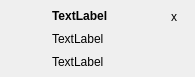
Qt form src/notification.ui (lxqt/lxqt-notificationd) before a commit.
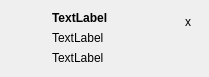
The same form after that commit.

Commit message: fixed #611 Notifications HTML rendering and buttons versus combo-box

```diff
--- a/src/notification.ui
+++ b/src/notification.ui
@@ -6,32 +6,17 @@
    <rect>
     <x>0</x>
     <y>0</y>
-    <width>195</width>
+    <width>209</width>
     <height>77</height>
    </rect>
   </property>
-  <property name="sizePolicy">
-   <sizepolicy hsizetype="Fixed" vsizetype="Expanding">
-    <horstretch>0</horstretch>
-    <verstretch>0</verstretch>
-   </sizepolicy>
-  </property>
   <layout class="QGridLayout" name="gridLayout">
-   <property name="leftMargin">
-    <number>11</number>
-   </property>
-   <property name="topMargin">
-    <number>6</number>
-   </property>
-   <property name="rightMargin">
-    <number>11</number>
-   </property>
-   <property name="bottomMargin">
-    <number>6</number>
-   </property>
    <property name="horizontalSpacing">
     <number>9</number>
    </property>
+   <property name="margin">
+    <number>11</number>
+   </property>
    <item row="0" column="0">
     <layout class="QVBoxLayout" name="verticalLayout">
      <property name="topMargin">
@@ -83,16 +68,10 @@
    <item row="0" column="1">
     <layout class="QVBoxLayout" name="actionsLayout">
      <property name="spacing">
-      <number>4</number>
+      <number>6</number>
      </property>
      <item>
       <widget class="QLabel" name="appLabel">
-       <property name="sizePolicy">
-        <sizepolicy hsizetype="MinimumExpanding" vsizetype="Preferred">
-         <horstretch>0</horstretch>
-         <verstretch>0</verstretch>
-        </sizepolicy>
-       </property>
        <property name="font">
         <font>
          <weight>75</weight>
@@ -102,6 +81,9 @@
        <property name="text">
         <string notr="true">TextLabel</string>
        </property>
+       <property name="textFormat">
+        <enum>Qt::RichText</enum>
+       </property>
        <property name="wordWrap">
         <bool>false</bool>
        </property>
@@ -109,15 +91,12 @@
      </item>
      <item>
       <widget class="QLabel" name="summaryLabel">
-       <property name="sizePolicy">
-        <sizepolicy hsizetype="MinimumExpanding" vsizetype="Preferred">
-         <horstretch>0</horstretch>
-         <verstretch>0</verstretch>
-        </sizepolicy>
-       </property>
        <property name="text">
         <string notr="true">TextLabel</string>
        </property>
+       <property name="textFormat">
+        <enum>Qt::RichText</enum>
+       </property>
        <property name="wordWrap">
         <bool>true</bool>
        </property>
@@ -126,14 +105,23 @@
      <item>
       <widget class="QLabel" name="bodyLabel">
        <property name="sizePolicy">
-        <sizepolicy hsizetype="MinimumExpanding" vsizetype="Preferred">
+        <sizepolicy hsizetype="MinimumExpanding" vsizetype="MinimumExpanding">
          <horstretch>0</horstretch>
          <verstretch>0</verstretch>
         </sizepolicy>
        </property>
+       <property name="styleSheet">
+        <string notr="true">backround-color: rgb(0, 0, 255)</string>
+       </property>
        <property name="text">
         <string notr="true">TextLabel</string>
        </property>
+       <property name="textFormat">
+        <enum>Qt::RichText</enum>
+       </property>
+       <property name="alignment">
+        <set>Qt::AlignLeading|Qt::AlignLeft|Qt::AlignTop</set>
+       </property>
        <property name="wordWrap">
         <bool>true</bool>
        </property>
```
The commit also changes 2 other files.
